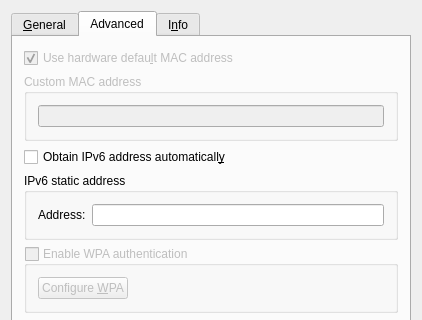
Old version of the form src/ethernetconfig/ethernetconfig.ui in the repository Peter2121/pc-networkmanager; both pictures show x 0 to 422 and y 0 to 320 of the 422 by 588 pixel window.
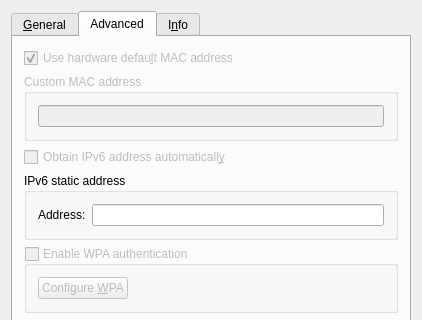
New version of the form. The open tabs and pages were chosen to show the change. Icons and pictures are not drawn.

```diff
--- a/src/ethernetconfig/ethernetconfig.ui
+++ b/src/ethernetconfig/ethernetconfig.ui
@@ -257,6 +257,9 @@
        </item>
        <item>
         <widget class="QCheckBox" name="checkIPv6Enable">
+         <property name="enabled">
+          <bool>false</bool>
+         </property>
          <property name="text">
           <string>Obtain IPv6 address automaticall&amp;y</string>
          </property>
```
